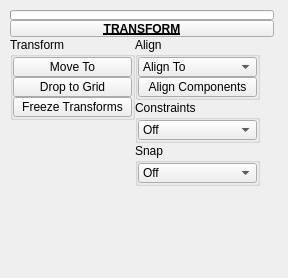
First picture: the form in radial/ui/uiLevel_3/transform.ui, repository m3trik/radial, before the edit.
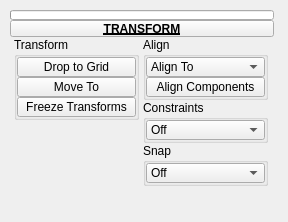
Second picture: the form after the edit. Custom widgets are drawn as their Qt base class.

Patch:
```diff
--- a/radial/ui/uiLevel_3/transform.ui
+++ b/radial/ui/uiLevel_3/transform.ui
@@ -10,7 +10,7 @@
     <x>0</x>
     <y>0</y>
     <width>288</width>
-    <height>278</height>
+    <height>222</height>
    </rect>
   </property>
   <property name="minimumSize">
@@ -44,7 +44,7 @@
       <x>10</x>
       <y>10</y>
       <width>264</width>
-      <height>262</height>
+      <height>181</height>
      </rect>
     </property>
     <layout class="QGridLayout" name="gridLayout_2">
@@ -108,7 +108,10 @@
        </property>
       </widget>
      </item>
-     <item row="2" column="1">
+     <item row="2" column="1" colspan="2">
+      <layout class="QGridLayout" name="gridLayout"/>
+     </item>
+     <item row="3" column="1" colspan="2">
       <layout class="QHBoxLayout" name="horizontalLayout">
        <item>
         <layout class="QVBoxLayout" name="verticalLayout">
@@ -125,7 +128,7 @@
            </property>
            <property name="maximumSize">
             <size>
-             <width>999</width>
+             <width>125</width>
              <height>999</height>
             </size>
            </property>
@@ -148,51 +151,17 @@
             <property name="bottomMargin">
              <number>0</number>
             </property>
-            <item>
-             <widget class="QPushButton" name="b005">
-              <property name="enabled">
-               <bool>true</bool>
-              </property>
-              <property name="minimumSize">
-               <size>
-                <width>0</width>
-                <height>20</height>
-               </size>
-              </property>
-              <property name="maximumSize">
-               <size>
-                <width>999</width>
-                <height>20</height>
-               </size>
-              </property>
-              <property name="toolTip">
-               <string>Move selected object(s) to last selected.</string>
-              </property>
-              <property name="text">
-               <string>Move To</string>
-              </property>
-              <property name="iconSize">
-               <size>
-                <width>18</width>
-                <height>18</height>
-               </size>
-              </property>
-              <property name="autoDefault">
-               <bool>false</bool>
-              </property>
-              <property name="default">
-               <bool>false</bool>
-              </property>
-              <property name="flat">
-               <bool>false</bool>
-              </property>
-             </widget>
-            </item>
             <item>
              <widget class="ToolButton" name="tb000">
               <property name="enabled">
                <bool>true</bool>
               </property>
+              <property name="sizePolicy">
+               <sizepolicy hsizetype="Preferred" vsizetype="Fixed">
+                <horstretch>0</horstretch>
+                <verstretch>0</verstretch>
+               </sizepolicy>
+              </property>
               <property name="minimumSize">
                <size>
                 <width>0</width>
@@ -216,11 +185,63 @@
               </property>
              </widget>
             </item>
+            <item>
+             <widget class="QPushButton" name="b005">
+              <property name="enabled">
+               <bool>true</bool>
+              </property>
+              <property name="sizePolicy">
+               <sizepolicy hsizetype="Preferred" vsizetype="Fixed">
+                <horstretch>0</horstretch>
+                <verstretch>0</verstretch>
+               </sizepolicy>
+              </property>
+              <property name="minimumSize">
+               <size>
+                <width>0</width>
+                <height>20</height>
+               </size>
+              </property>
+              <property name="maximumSize">
+               <size>
+                <width>999</width>
+                <height>20</height>
+               </size>
+              </property>
+              <property name="toolTip">
+               <string>Move selected object(s) to last selected.</string>
+              </property>
+              <property name="text">
+               <string>Move To</string>
+              </property>
+              <property name="iconSize">
+               <size>
+                <width>18</width>
+                <height>18</height>
+               </size>
+              </property>
+              <property name="autoDefault">
+               <bool>false</bool>
+              </property>
+              <property name="default">
+               <bool>false</bool>
+              </property>
+              <property name="flat">
+               <bool>false</bool>
+              </property>
+             </widget>
+            </item>
             <item>
              <widget class="QPushButton" name="b002">
               <property name="enabled">
                <bool>true</bool>
               </property>
+              <property name="sizePolicy">
+               <sizepolicy hsizetype="Preferred" vsizetype="Fixed">
+                <horstretch>0</horstretch>
+                <verstretch>0</verstretch>
+               </sizepolicy>
+              </property>
               <property name="minimumSize">
                <size>
                 <width>0</width>
@@ -292,7 +313,7 @@
            </property>
            <property name="maximumSize">
             <size>
-             <width>999</width>
+             <width>125</width>
              <height>999</height>
             </size>
            </property>
@@ -350,6 +371,12 @@
               <property name="enabled">
                <bool>true</bool>
               </property>
+              <property name="sizePolicy">
+               <sizepolicy hsizetype="Preferred" vsizetype="Fixed">
+                <horstretch>0</horstretch>
+                <verstretch>0</verstretch>
+               </sizepolicy>
+              </property>
               <property name="minimumSize">
                <size>
                 <width>0</width>
@@ -389,7 +416,7 @@
            </property>
            <property name="maximumSize">
             <size>
-             <width>999</width>
+             <width>125</width>
              <height>999</height>
             </size>
            </property>
@@ -455,7 +482,7 @@
            </property>
            <property name="maximumSize">
             <size>
-             <width>999</width>
+             <width>125</width>
              <height>999</height>
             </size>
            </property>
```
Left out of the diff: 60 changed lines with no effect on the pictures.
